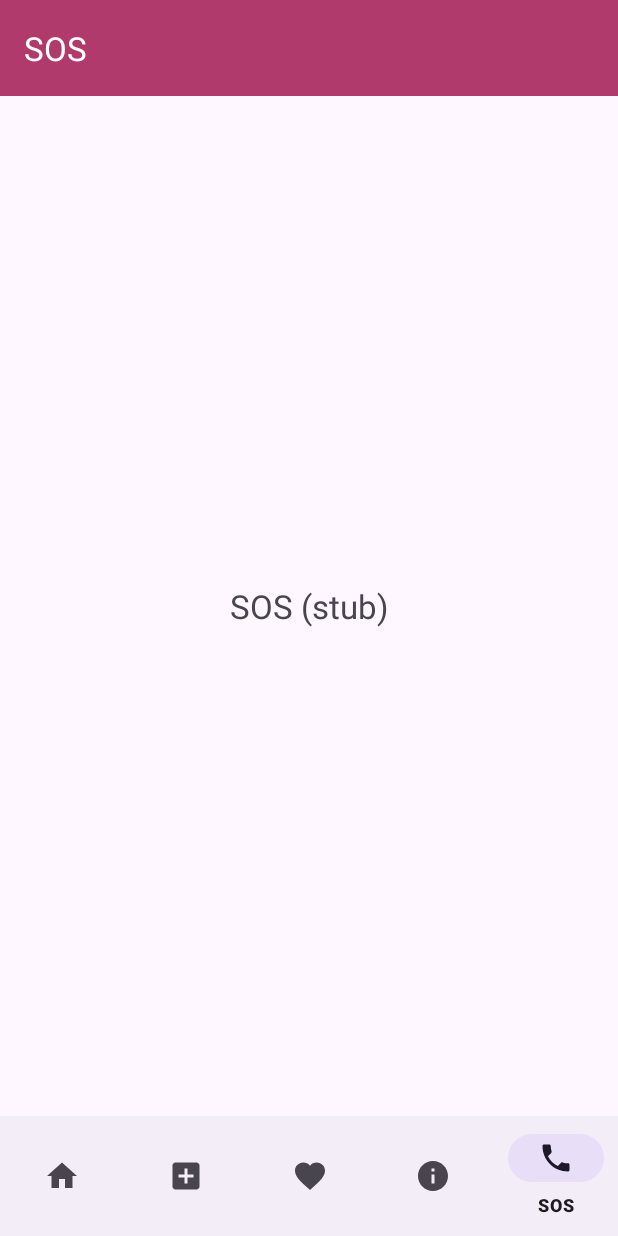
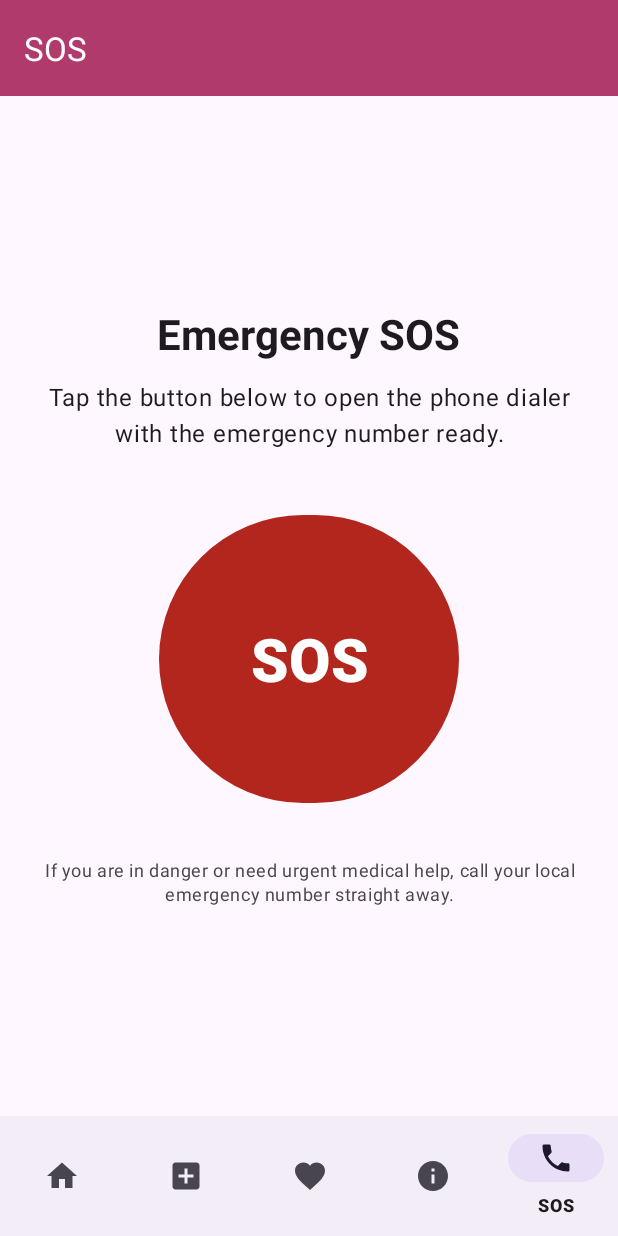
Before and after one commit to Ve3-nus/Mama-Care, an Android app: the SosFragment screen opened through its navigation route, on a phone screen of 412 x 824 dp. Run offline under Robolectric (Android 15) with nearby library versions, the phone set to English and light mode, and no system bars; our stand-ins replace data binding, navigation-ui.

Commit message:
feat: added SOS fragment layout

```diff
--- a/app/src/main/res/layout/fragment_sos.xml
+++ b/app/src/main/res/layout/fragment_sos.xml
@@ -1,6 +1,14 @@
 <?xml version="1.0" encoding="utf-8"?>
-<!-- STUB: UI members replace this with the real layout -->
-<LinearLayout xmlns:android="http://schemas.android.com/apk/res/android"
+<!--
+    Emergency SOS screen: a large button the user taps to call for help.
+    The button's click logic (ACTION_DIAL) is implemented by Ryan in SosFragment.
+    Button ID: btnSos
+-->
+<layout xmlns:android="http://schemas.android.com/apk/res/android"
+    xmlns:app="http://schemas.android.com/apk/res-auto"
+    xmlns:tools="http://schemas.android.com/tools">
+
+    <LinearLayout
         android:layout_width="match_parent"
         android:layout_height="match_parent"
         android:gravity="center"
@@ -8,9 +16,44 @@
         android:padding="24dp">
 
         <TextView
-        android:id="@+id/tvTitle"
+            android:id="@+id/tvSosTitle"
             android:layout_width="wrap_content"
             android:layout_height="wrap_content"
-        android:text="SOS (stub)"
-        android:textSize="22sp" />
+            android:text="@string/sos_title"
+            android:textAppearance="?attr/textAppearanceHeadlineMedium"
+            android:textStyle="bold" />
+
+        <TextView
+            android:id="@+id/tvSosInstruction"
+            android:layout_width="match_parent"
+            android:layout_height="wrap_content"
+            android:layout_marginTop="12dp"
+            android:gravity="center"
+            android:text="@string/sos_instruction"
+            android:textAppearance="?attr/textAppearanceBodyLarge" />
+
+        <com.google.android.material.button.MaterialButton
+            android:id="@+id/btnSos"
+            android:layout_width="200dp"
+            android:layout_height="200dp"
+            android:layout_marginTop="40dp"
+            android:contentDescription="@string/sos_button_description"
+            android:text="@string/sos_button"
+            android:textColor="?attr/colorOnError"
+            android:textSize="40sp"
+            android:textStyle="bold"
+            app:backgroundTint="?attr/colorError"
+            app:cornerRadius="100dp" />
+
+        <TextView
+            android:id="@+id/tvSosNote"
+            android:layout_width="match_parent"
+            android:layout_height="wrap_content"
+            android:layout_marginTop="32dp"
+            android:gravity="center"
+            android:text="@string/sos_note"
+            android:textAppearance="?attr/textAppearanceBodySmall"
+            android:textColor="?android:attr/textColorSecondary" />
+
     </LinearLayout>
+</layout>
--- a/app/src/main/res/values/strings.xml
+++ b/app/src/main/res/values/strings.xml
@@ -13,4 +13,9 @@
     <string name="health_info_error">Couldn\'t load articles. Check your internet connection and try again.</string>
     <string name="retry">Retry</string>
     <string name="no_browser_found">No browser found to open this article.</string>
+    <string name="sos_title">Emergency SOS</string>
+    <string name="sos_instruction">Tap the button below to open the phone dialer with the emergency number ready.</string>
+    <string name="sos_button">SOS</string>
+    <string name="sos_button_description">Emergency SOS call button</string>
+    <string name="sos_note">If you are in danger or need urgent medical help, call your local emergency number straight away.</string>
 </resources>
```
Lines whose indentation alone changed are shown as unchanged.
